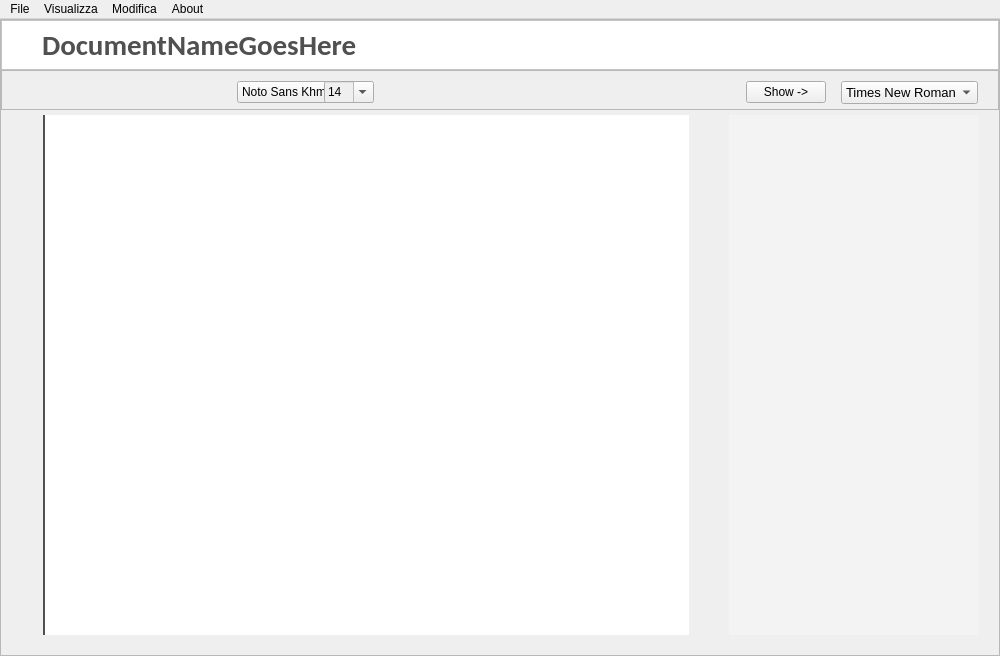
Old version of the form ClientModule/editorwindow.ui in the repository giovannic96/Real-time-collaborative-text-editor.
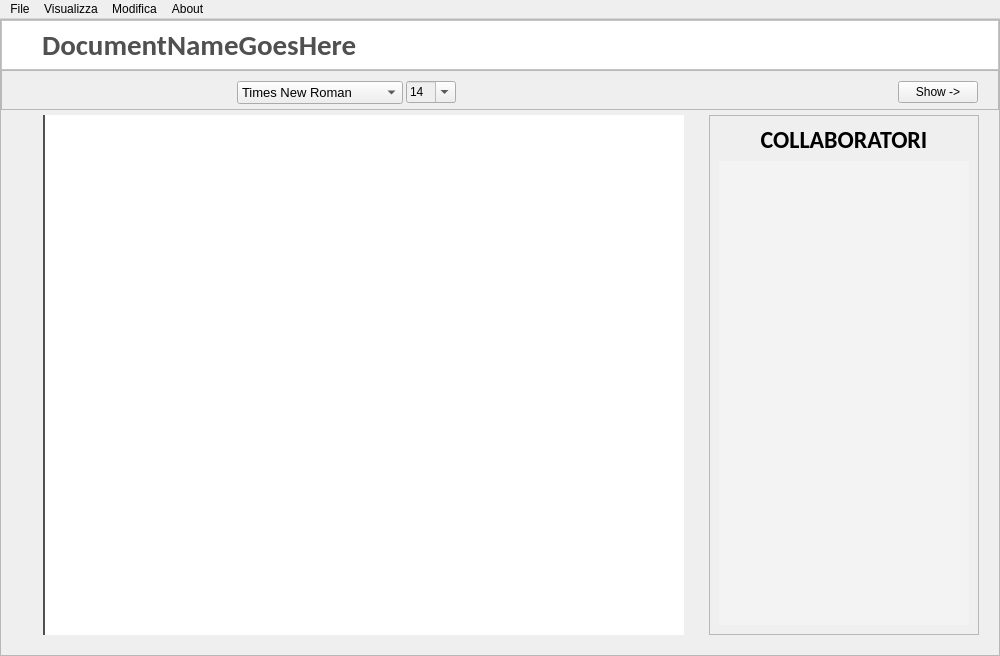
New version of the form. Icons and pictures are not drawn.

Commit message:
v0.2.0a - Canary 1292
Fixed "Collaborator's Panel" Layout

```diff
--- a/ClientModule/editorwindow.ui
+++ b/ClientModule/editorwindow.ui
@@ -38,6 +38,9 @@
     </property>
     <item row="2" column="0">
      <layout class="QHBoxLayout" name="horizontalLayout_2">
+      <property name="sizeConstraint">
+       <enum>QLayout::SetFixedSize</enum>
+      </property>
       <item>
        <widget class="QFrame" name="editorFrame">
         <property name="sizePolicy">
@@ -512,49 +515,130 @@
                  <number>3</number>
                 </property>
                 <item>
-                 <widget class="QFontComboBox" name="fontSelectorBox">
+                 <widget class="QComboBox" name="fontFamilyBox">
+                  <property name="sizePolicy">
+                   <sizepolicy hsizetype="Preferred" vsizetype="Fixed">
+                    <horstretch>0</horstretch>
+                    <verstretch>0</verstretch>
+                   </sizepolicy>
+                  </property>
                   <property name="minimumSize">
                    <size>
-                    <width>120</width>
-                    <height>22</height>
+                    <width>0</width>
+                    <height>0</height>
                    </size>
                   </property>
-                  <property name="maximumSize">
-                   <size>
-                    <width>220</width>
-                    <height>22</height>
-                   </size>
+                  <property name="font">
+                   <font>
+                    <family>Segoe UI</family>
+                    <pointsize>10</pointsize>
+                   </font>
                   </property>
                   <property name="cursor">
                    <cursorShape>PointingHandCursor</cursorShape>
                   </property>
-                  <property name="toolTipDuration">
-                   <number>0</number>
-                  </property>
-                  <property name="autoFillBackground">
-                   <bool>false</bool>
-                  </property>
                   <property name="styleSheet">
-                   <string notr="true"/>
-                  </property>
-                  <property name="editable">
-                   <bool>false</bool>
+                   <string notr="true">QAbstractItemView::item {
+margin-top: 3px;
+}</string>
                   </property>
                   <property name="currentText">
                    <string>Times New Roman</string>
                   </property>
                   <property name="currentIndex">
-                   <number>176</number>
+                   <number>13</number>
+                  </property>
+                  <property name="maxVisibleItems">
+                   <number>16</number>
                   </property>
                   <property name="insertPolicy">
                    <enum>QComboBox::InsertAtTop</enum>
                   </property>
-                  <property name="currentFont">
-                   <font>
-                    <family>Times New Roman</family>
-                    <pointsize>14</pointsize>
-                   </font>
-                  </property>
+                  <item>
+                   <property name="text">
+                    <string>Arial</string>
+                   </property>
+                  </item>
+                  <item>
+                   <property name="text">
+                    <string>Arial Black</string>
+                   </property>
+                  </item>
+                  <item>
+                   <property name="text">
+                    <string>Comic Sans MS</string>
+                   </property>
+                  </item>
+                  <item>
+                   <property name="text">
+                    <string>Courier New</string>
+                   </property>
+                  </item>
+                  <item>
+                   <property name="text">
+                    <string>Franklin Gothic Medium</string>
+                   </property>
+                  </item>
+                  <item>
+                   <property name="text">
+                    <string>Georgia</string>
+                   </property>
+                  </item>
+                  <item>
+                   <property name="text">
+                    <string>Impact</string>
+                   </property>
+                  </item>
+                  <item>
+                   <property name="text">
+                    <string>Lucida Console</string>
+                   </property>
+                  </item>
+                  <item>
+                   <property name="text">
+                    <string>Lucida Sans Unicode</string>
+                   </property>
+                  </item>
+                  <item>
+                   <property name="text">
+                    <string>Microsoft Sans Serif</string>
+                   </property>
+                  </item>
+                  <item>
+                   <property name="text">
+                    <string>Palatino Linotype</string>
+                   </property>
+                  </item>
+                  <item>
+                   <property name="text">
+                    <string>Sylfaen</string>
+                   </property>
+                  </item>
+                  <item>
+                   <property name="text">
+                    <string>Tahoma</string>
+                   </property>
+                  </item>
+                  <item>
+                   <property name="text">
+                    <string>Times New Roman</string>
+                   </property>
+                  </item>
+                  <item>
+                   <property name="text">
+                    <string>Trebuchet MS</string>
+                   </property>
+                  </item>
+                  <item>
+                   <property name="text">
+                    <string>Verdana</string>
+                   </property>
+                  </item>
+                  <item>
+                   <property name="text">
+                    <string/>
+                   </property>
+                  </item>
                  </widget>
                 </item>
                 <item>
@@ -1205,133 +1289,6 @@
                 </property>
                </widget>
               </item>
-              <item>
-               <widget class="QComboBox" name="fontFamilyBox">
-                <property name="sizePolicy">
-                 <sizepolicy hsizetype="Preferred" vsizetype="Fixed">
-                  <horstretch>0</horstretch>
-                  <verstretch>0</verstretch>
-                 </sizepolicy>
-                </property>
-                <property name="minimumSize">
-                 <size>
-                  <width>0</width>
-                  <height>0</height>
-                 </size>
-                </property>
-                <property name="font">
-                 <font>
-                  <family>Segoe UI</family>
-                  <pointsize>10</pointsize>
-                 </font>
-                </property>
-                <property name="cursor">
-                 <cursorShape>PointingHandCursor</cursorShape>
-                </property>
-                <property name="styleSheet">
-                 <string notr="true">QAbstractItemView::item {
-margin-top: 3px;
-}</string>
-                </property>
-                <property name="currentText">
-                 <string>Times New Roman</string>
-                </property>
-                <property name="currentIndex">
-                 <number>13</number>
-                </property>
-                <property name="maxVisibleItems">
-                 <number>16</number>
-                </property>
-                <property name="insertPolicy">
-                 <enum>QComboBox::NoInsert</enum>
-                </property>
-                <item>
-                 <property name="text">
-                  <string>Arial</string>
-                 </property>
-                </item>
-                <item>
-                 <property name="text">
-                  <string>Arial Black</string>
-                 </property>
-                </item>
-                <item>
-                 <property name="text">
-                  <string>Comic Sans MS</string>
-                 </property>
-                </item>
-                <item>
-                 <property name="text">
-                  <string>Courier New</string>
-                 </property>
-                </item>
-                <item>
-                 <property name="text">
-                  <string>Franklin Gothic Medium</string>
-                 </property>
-                </item>
-                <item>
-                 <property name="text">
-                  <string>Georgia</string>
-                 </property>
-                </item>
-                <item>
-                 <property name="text">
-                  <string>Impact</string>
-                 </property>
-                </item>
-                <item>
-                 <property name="text">
-                  <string>Lucida Console</string>
-                 </property>
-                </item>
-                <item>
-                 <property name="text">
-                  <string>Lucida Sans Unicode</string>
-                 </property>
-                </item>
-                <item>
-                 <property name="text">
-                  <string>Microsoft Sans Serif</string>
-                 </property>
-                </item>
-                <item>
-                 <property name="text">
-                  <string>Palatino Linotype</string>
-                 </property>
-                </item>
-                <item>
-                 <property name="text">
-                  <string>Sylfaen</string>
-                 </property>
-                </item>
-                <item>
-                 <property name="text">
-                  <string>Tahoma</string>
-                 </property>
-                </item>
-                <item>
-                 <property name="text">
-                  <string>Times New Roman</string>
-                 </property>
-                </item>
-                <item>
-                 <property name="text">
-                  <string>Trebuchet MS</string>
-                 </property>
-                </item>
-                <item>
-                 <property name="text">
-                  <string>Verdana</string>
-                 </property>
-                </item>
-                <item>
-                 <property name="text">
-                  <string/>
-                 </property>
-                </item>
-               </widget>
-              </item>
              </layout>
             </item>
            </layout>
@@ -1340,10 +1297,10 @@
          <item>
           <layout class="QHBoxLayout" name="horizontalLayout_10">
            <property name="spacing">
-            <number>40</number>
+            <number>25</number>
            </property>
            <property name="sizeConstraint">
-            <enum>QLayout::SetNoConstraint</enum>
+            <enum>QLayout::SetFixedSize</enum>
            </property>
            <property name="leftMargin">
             <number>42</number>
@@ -1360,7 +1317,7 @@
            <item>
             <widget class="QTextEdit" name="RealTextEdit">
              <property name="sizePolicy">
-              <sizepolicy hsizetype="Preferred" vsizetype="MinimumExpanding">
+              <sizepolicy hsizetype="MinimumExpanding" vsizetype="Minimum">
                <horstretch>0</horstretch>
                <verstretch>0</verstretch>
               </sizepolicy>
@@ -1388,34 +1345,86 @@
             </widget>
            </item>
            <item>
-            <widget class="QListWidget" name="listWidget">
-             <property name="minimumSize">
-              <size>
-               <width>250</width>
-               <height>0</height>
-              </size>
+            <layout class="QVBoxLayout" name="LayoutCollab">
+             <property name="sizeConstraint">
+              <enum>QLayout::SetNoConstraint</enum>
              </property>
-             <property name="maximumSize">
-              <size>
-               <width>250</width>
-               <height>16777215</height>
-              </size>
-             </property>
-             <property name="font">
-              <font>
-               <family>Calibri</family>
-               <pointsize>14</pointsize>
-               <weight>75</weight>
-               <bold>true</bold>
-              </font>
-             </property>
-             <property name="styleSheet">
-              <string notr="true">border:none;
+             <item>
+              <widget class="QFrame" name="frameCollab">
+               <property name="frameShape">
+                <enum>QFrame::StyledPanel</enum>
+               </property>
+               <property name="frameShadow">
+                <enum>QFrame::Raised</enum>
+               </property>
+               <layout class="QVBoxLayout" name="verticalLayout">
+                <item>
+                 <widget class="QLabel" name="labelCollab">
+                  <property name="sizePolicy">
+                   <sizepolicy hsizetype="Minimum" vsizetype="Minimum">
+                    <horstretch>0</horstretch>
+                    <verstretch>0</verstretch>
+                   </sizepolicy>
+                  </property>
+                  <property name="font">
+                   <font>
+                    <family>Calibri</family>
+                    <pointsize>18</pointsize>
+                    <weight>75</weight>
+                    <bold>true</bold>
+                   </font>
+                  </property>
+                  <property name="layoutDirection">
+                   <enum>Qt::LeftToRight</enum>
+                  </property>
+                  <property name="text">
+                   <string>COLLABORATORI</string>
+                  </property>
+                  <property name="alignment">
+                   <set>Qt::AlignCenter</set>
+                  </property>
+                 </widget>
+                </item>
+                <item>
+                 <widget class="QListWidget" name="listWidget">
+                  <property name="sizePolicy">
+                   <sizepolicy hsizetype="Minimum" vsizetype="MinimumExpanding">
+                    <horstretch>0</horstretch>
+                    <verstretch>0</verstretch>
+                   </sizepolicy>
+                  </property>
+                  <property name="minimumSize">
+                   <size>
+                    <width>250</width>
+                    <height>0</height>
+                   </size>
+                  </property>
+                  <property name="maximumSize">
+                   <size>
+                    <width>250</width>
+                    <height>16777215</height>
+                   </size>
+                  </property>
+                  <property name="font">
+                   <font>
+                    <family>Calibri</family>
+                    <pointsize>14</pointsize>
+                    <weight>75</weight>
+                    <bold>true</bold>
+                   </font>
+                  </property>
+                  <property name="styleSheet">
+                   <string notr="true">border:none;
 background: #f3f3f3;
 
 </string>
-             </property>
-            </widget>
+                  </property>
+                 </widget>
+                </item>
+               </layout>
+              </widget>
+             </item>
+            </layout>
            </item>
           </layout>
          </item>
```
Left out of the diff: 4 changed lines with no effect on the pictures. The commit also changes 2 other files.
